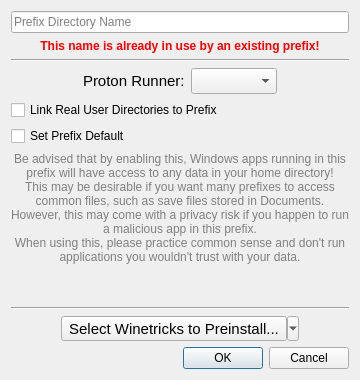
Qt form src/nerowizard.ui (ern775/Nero-umu) before a commit.
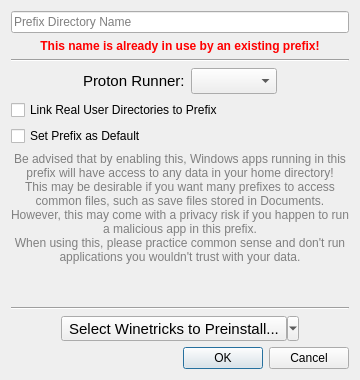
The same form after that commit. Icons and pictures are not drawn.

Commit message: small nitpicks for ui names

The edit to the form file:
```diff
--- a/src/nerowizard.ui
+++ b/src/nerowizard.ui
@@ -168,7 +168,7 @@
         </sizepolicy>
        </property>
        <property name="text">
-        <string>Set Prefix Default</string>
+        <string>Set Prefix as Default</string>
        </property>
       </widget>
      </item>
```
The commit also changes 1 other file.
